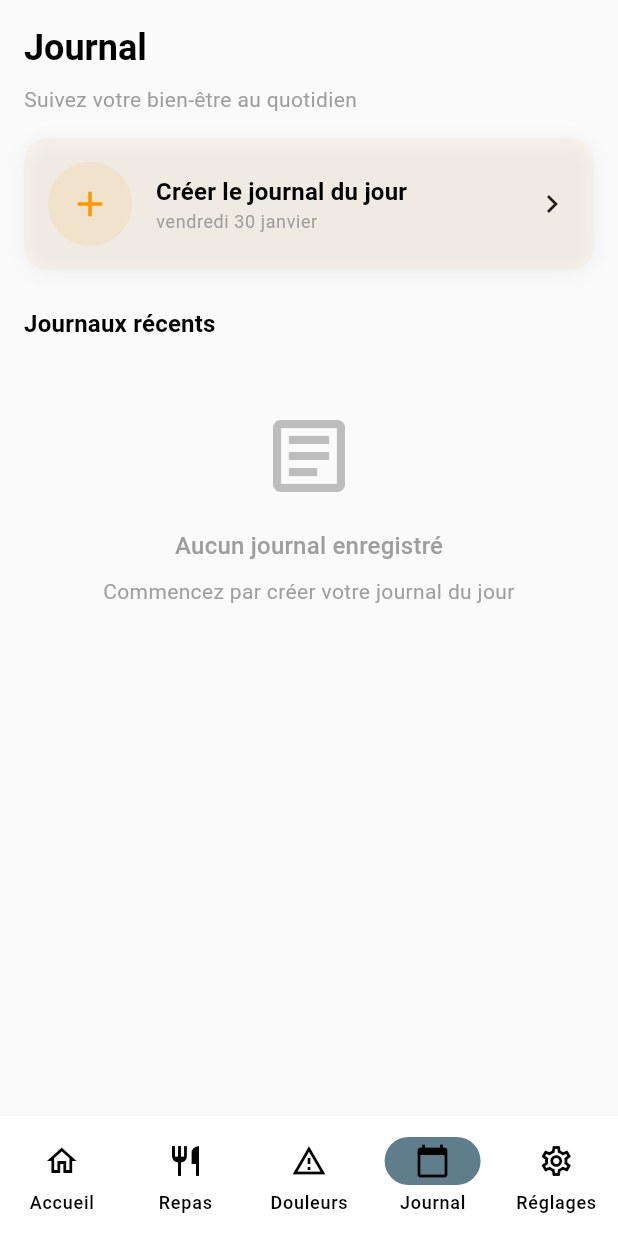
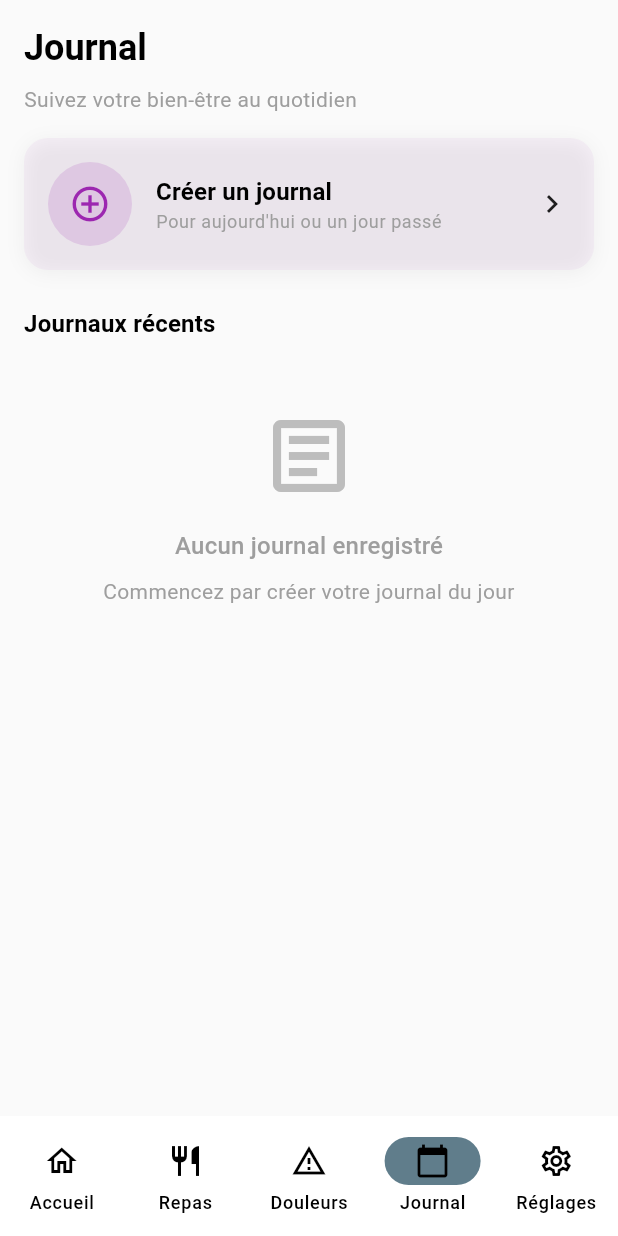
Before and after one commit to ErwannLesech/medical-gutpain-tracker, a Flutter app: the screen it shows after launch, item 4 of the bottom bar chosen, on a phone screen of 412 x 824 dp. Run offline on Flutter 3.47's test engine with Material 3 defaults, Android fonts, the phone set to English and light mode, and no system bars; our stand-ins replace flutter_local_notifications, flutter_riverpod, flutter_timezone, isar, pdf, printing and 4 more; accounts and stored records are empty; generated files the repository leaves out were written again.

Commit message:
feat: ajout sélecteur de date pour journaux passés
- Nouveau écran de sélection de date avec calendrier
- Permet de créer des journaux pour les jours passés
- Calendrier avec indicateurs visuels (jours avec/sans journal)
- Validation pour empêcher la sélection de jours futurs
- Amélioration de l'UX avec badge 'Aujourd'hui' dans l'écran journal

```diff
--- a/lib/features/daily/daily_provider.dart
+++ b/lib/features/daily/daily_provider.dart
@@ -146,6 +146,12 @@ final wellbeingStatsProvider = FutureProvider<WellbeingStats>((ref) async {
   );
 });
 
+/// Provider pour obtenir tous les rapports (utilisé pour le calendrier)
+final allReportsForCalendarProvider = FutureProvider<List<DailyReport>>((ref) async {
+  final repository = ref.watch(dailyReportRepositoryProvider);
+  return await repository.getAll();
+});
+
 /// Statistiques de bien-être
 class WellbeingStats {
   final double averageWellbeing;
--- a/lib/features/daily/daily_screen.dart
+++ b/lib/features/daily/daily_screen.dart
@@ -1,13 +1,15 @@
 import 'package:flutter/material.dart';
 import 'package:flutter_riverpod/flutter_riverpod.dart';
 import 'package:intl/intl.dart';
-import 'package:isar/isar.dart';
 
 import '../../core/models/models.dart';
+import '../../core/utils/haptic_service.dart';
+import '../../core/services/providers.dart';
 import '../../shared/widgets/widgets.dart';
 import '../../shared/theme/colors.dart';
 import 'daily_provider.dart';
 import 'daily_form_screen.dart';
+import 'date_selector_screen.dart';
 import '../home/home_provider.dart';
 
 /// Écran de suivi du journal journalier
@@ -29,6 +31,12 @@ class DailyScreen extends ConsumerWidget {
                 child: Column(
                   crossAxisAlignment: CrossAxisAlignment.start,
                   children: [
+                    Row(
+                      mainAxisAlignment: MainAxisAlignment.spaceBetween,
+                      children: [
+                        Column(
+                          crossAxisAlignment: CrossAxisAlignment.start,
+                          children: [
                             Text(
                               'Journal',
                               style: Theme.of(context).textTheme.headlineSmall?.copyWith(
@@ -44,54 +52,78 @@ class DailyScreen extends ConsumerWidget {
                             ),
                           ],
                         ),
+                        // Badge aujourd'hui
+                        Consumer(
+                          builder: (context, ref, _) {
+                            return FutureBuilder<DailyReport?>(
+                              future: ref.read(dailyReportProvider.notifier).getTodayReport(),
+                              builder: (context, snapshot) {
+                                final todayReport = snapshot.data;
+                                if (todayReport == null) return const SizedBox.shrink();
+
+                                return InkWell(
+                                  onTap: () => _navigateToEditReport(context, ref, todayReport),
+                                  borderRadius: BorderRadius.circular(12),
+                                  child: Container(
+                                    padding: const EdgeInsets.symmetric(
+                                      horizontal: 10,
+                                      vertical: 8,
+                                    ),
+                                    decoration: BoxDecoration(
+                                      color: WakyColors.success.withValues(alpha: 0.1),
+                                      borderRadius: BorderRadius.circular(12),
+                                      border: Border.all(
+                                        color: WakyColors.success.withValues(alpha: 0.3),
+                                      ),
+                                    ),
+                                    child: Row(
+                                      children: [
+                                        Text(
+                                          todayReport.statusEmoji,
+                                          style: const TextStyle(fontSize: 20),
+                                        ),
+                                        const SizedBox(width: 6),
+                                        Text(
+                                          'Aujourd\'hui',
+                                          style: Theme.of(context).textTheme.bodySmall?.copyWith(
+                                                color: WakyColors.success,
+                                                fontWeight: FontWeight.w600,
+                                              ),
+                                        ),
+                                      ],
+                                    ),
+                                  ),
+                                );
+                              },
+                            );
+                          },
+                        ),
+                      ],
+                    ),
+                  ],
+                ),
               ),
             ),
 
-            // Bouton rapport du jour
+            // Bouton création de journal
             SliverToBoxAdapter(
               child: Padding(
                 padding: const EdgeInsets.symmetric(horizontal: 16),
-                child: Consumer(
-                  builder: (context, ref, _) {
-                    return FutureBuilder<DailyReport?>(
-                      future:
-                          ref.read(dailyReportProvider.notifier).getTodayReport(),
-                      builder: (context, snapshot) {
-                        if (snapshot.connectionState == ConnectionState.waiting &&
-                            !snapshot.hasData) {
-                          return const WakyCard(
-                            child: Center(child: CircularProgressIndicator()),
-                          );
-                        }
-
-                        final todayReport = snapshot.data;
-                        final hasReport = todayReport != null;
-
-                        return WakyCard(
-                          backgroundColor: hasReport
-                              ? WakyColors.primary.withValues(alpha: 0.05)
-                              : WakyColors.warning.withValues(alpha: 0.05),
-                          onTap: () => _navigateToTodayReport(
-                            context,
-                            ref,
-                            todayReport,
-                          ),
+                child: WakyCard(
+                  backgroundColor: WakyColors.primary.withValues(alpha: 0.05),
+                  onTap: () => _navigateToCreateJournal(context, ref),
                   child: Row(
                     children: [
                       Container(
                         width: 56,
                         height: 56,
                         decoration: BoxDecoration(
-                                  color: hasReport
-                                      ? WakyColors.success.withValues(alpha: 0.1)
-                                      : WakyColors.warning.withValues(alpha: 0.1),
+                          color: WakyColors.primary.withValues(alpha: 0.15),
                           shape: BoxShape.circle,
                         ),
-                                child: Icon(
-                                  hasReport ? Icons.edit : Icons.add,
-                                  color: hasReport
-                                      ? WakyColors.success
-                                      : WakyColors.warning,
+                        child: const Icon(
+                          Icons.add_circle_outline,
+                          color: WakyColors.primary,
                           size: 28,
                         ),
                       ),
@@ -101,9 +133,7 @@ class DailyScreen extends ConsumerWidget {
                           crossAxisAlignment: CrossAxisAlignment.start,
                           children: [
                             Text(
-                                      hasReport
-                                          ? 'Journal d\'aujourd\'hui'
-                                          : 'Créer le journal du jour',
+                              'Créer un journal',
                               style: Theme.of(context)
                                   .textTheme
                                   .titleMedium
@@ -112,10 +142,7 @@ class DailyScreen extends ConsumerWidget {
                                   ),
                             ),
                             Text(
-                                      hasReport
-                                          ? '${todayReport?.statusEmoji} ${todayReport?.statusName} - Cliquer pour modifier'
-                                          : DateFormat('EEEE d MMMM', 'fr_FR')
-                                              .format(DateTime.now()),
+                              'Pour aujourd\'hui ou un jour passé',
                               style: Theme.of(context)
                                   .textTheme
                                   .bodySmall
@@ -129,10 +156,6 @@ class DailyScreen extends ConsumerWidget {
                       const Icon(Icons.chevron_right),
                     ],
                   ),
-                        );
-                      },
-                    );
-                  },
                 ),
               ),
             ),
@@ -243,24 +266,40 @@ class DailyScreen extends ConsumerWidget {
     );
   }
 
-  Future<void> _navigateToTodayReport(
+  Future<void> _navigateToCreateJournal(
     BuildContext context,
     WidgetRef ref,
-    DailyReport? report,
   ) async {
+    HapticService.medium();
+
+    // Ouvrir le sélecteur de date
+    final selectedDate = await Navigator.of(context).push<DateTime>(
+      MaterialPageRoute(
+        builder: (context) => const DateSelectorScreen(),
+      ),
+    );
+
+    if (selectedDate != null && context.mounted) {
+      // Vérifier si un rapport existe déjà pour cette date
+      final existingReport = await ref.read(dailyReportRepositoryProvider).getByDate(selectedDate);
+
       DailyReport reportToEdit;
-    if (report == null) {
-      reportToEdit =
-          await ref.read(dailyReportProvider.notifier).createTodayReport();
+      if (existingReport != null) {
+        // Éditer le rapport existant
+        reportToEdit = existingReport;
       } else {
-      reportToEdit = report;
+        // Créer un nouveau rapport pour cette date
+        reportToEdit = DailyReport(
+          date: DailyReport.normalizeDate(selectedDate),
+        );
       }
 
+      if (context.mounted) {
         final result = await Navigator.of(context).push<bool>(
           MaterialPageRoute(
             builder: (context) => DailyFormScreen(
               report: reportToEdit,
-          date: DateTime.now(),
+              date: selectedDate,
             ),
           ),
         );
@@ -269,7 +308,10 @@ class DailyScreen extends ConsumerWidget {
           ref.invalidate(recentReportsProvider);
           ref.invalidate(dailyReportProvider);
           ref.invalidate(todayReportProvider);
+          ref.invalidate(allReportsForCalendarProvider);
           ref.invalidate(consecutiveDaysProvider);
+        }
+      }
     }
   }
 
```
Also changed, not shown: lib/features/daily/date_selector_screen.dart (added, +315 -0 lines). Lines whose indentation alone changed are shown as unchanged.
